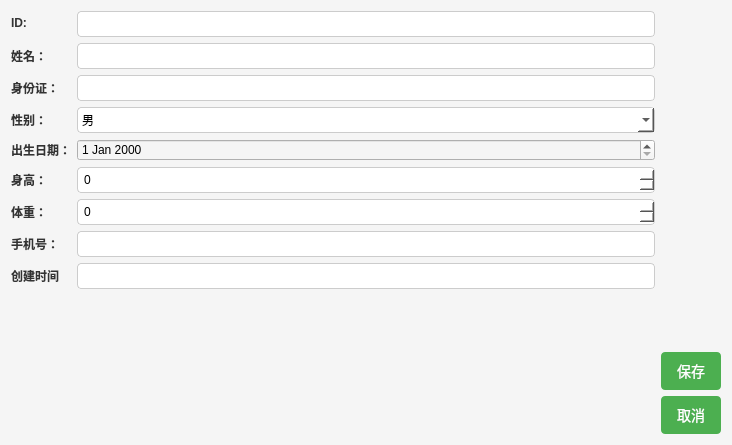
Qt form patienteditview.ui (zhuguotiao/Lab) before a commit.
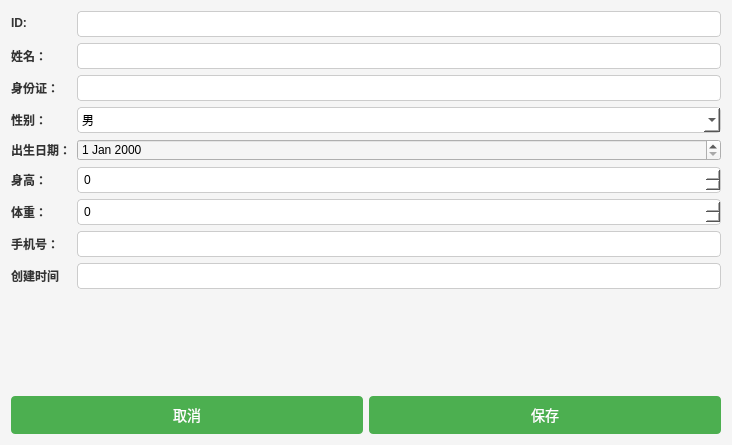
The same form after that commit.

```diff
--- a/patienteditview.ui
+++ b/patienteditview.ui
@@ -75,9 +75,7 @@
     }
    </string>
   </property>
-  <layout class="QVBoxLayout" name="verticalLayout_2">
-   <item>
-    <layout class="QHBoxLayout" name="horizontalLayout">
+  <layout class="QVBoxLayout" name="verticalLayout">
      <item>
       <layout class="QFormLayout" name="formLayout">
        <item row="0" column="0">
@@ -184,27 +182,7 @@
       </layout>
      </item>
      <item>
-      <layout class="QVBoxLayout" name="verticalLayout">
-       <item>
-        <spacer name="verticalSpacer">
-         <property name="orientation">
-          <enum>Qt::Orientation::Vertical</enum>
-         </property>
-         <property name="sizeHint" stdset="0">
-          <size>
-           <width>20</width>
-           <height>40</height>
-          </size>
-         </property>
-        </spacer>
-       </item>
-       <item>
-        <widget class="QPushButton" name="btSave">
-         <property name="text">
-          <string>保存</string>
-         </property>
-        </widget>
-       </item>
+    <layout class="QHBoxLayout" name="horizontalLayout">
        <item>
         <widget class="QPushButton" name="btCancel">
          <property name="text">
@@ -212,7 +190,12 @@
          </property>
         </widget>
        </item>
-      </layout>
+     <item>
+      <widget class="QPushButton" name="btSave">
+       <property name="text">
+        <string>保存</string>
+       </property>
+      </widget>
      </item>
     </layout>
    </item>
```
Lines whose indentation alone changed are shown as unchanged.
